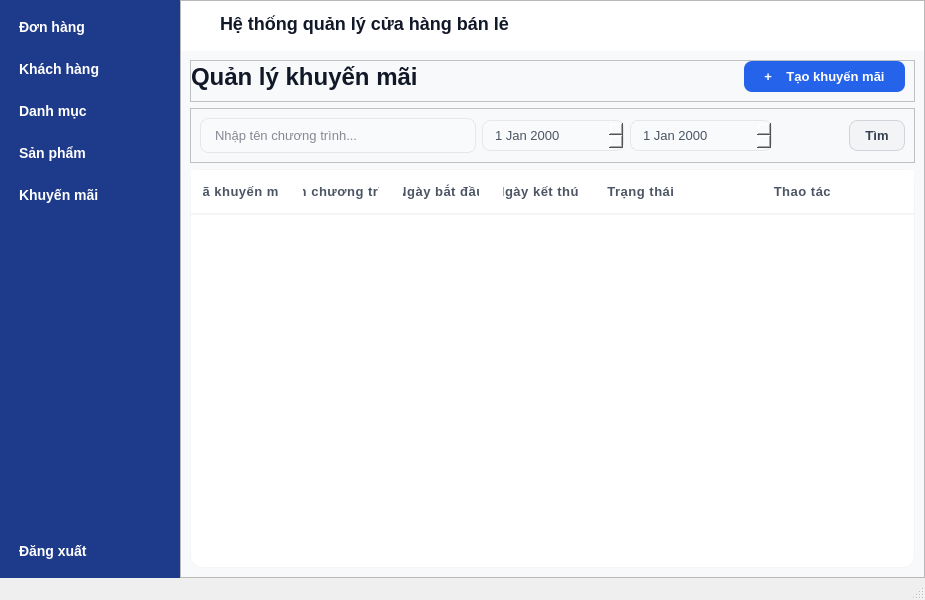
The window that ui/NhanVienBanHang/mainNVBH.ui (doandt0612/retail-store-management) describes before a commit, drawn with Qt 5.
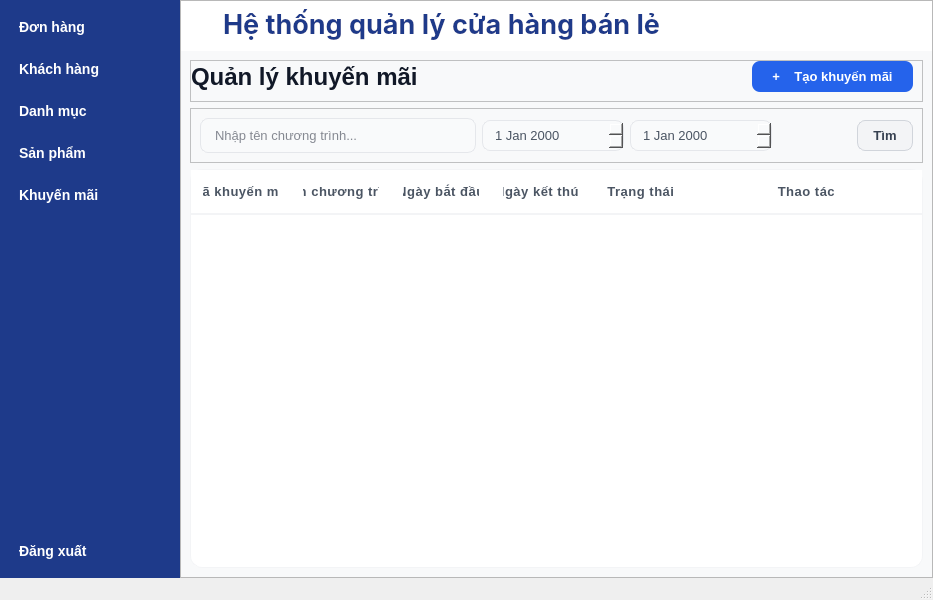
The same window after the commit.

Commit message: Sửa file ui

The edit to the form file:
```diff
--- a/ui/NhanVienBanHang/mainNVBH.ui
+++ b/ui/NhanVienBanHang/mainNVBH.ui
@@ -6,7 +6,7 @@
    <rect>
     <x>0</x>
     <y>0</y>
-    <width>922</width>
+    <width>933</width>
     <height>600</height>
    </rect>
   </property>
@@ -30,8 +30,8 @@
 
 /* CẤP 3: Tiêu đề ứng dụng (Hệ thống quản lý...) */
 QLabel#lblTenDeTai {
-    font-size: 18px;
-    font-weight: 600; /* Semi-bold giúp nó nổi bật nhưng không bằng tiêu đề trang */
+    font-size: 26px;
+    font-weight: bold; /* Semi-bold giúp nó nổi bật nhưng không bằng tiêu đề trang */
     color: #111827;
     padding-left: 20px;
 }
@@ -251,11 +251,19 @@
           </property>
           <item>
            <widget class="QLabel" name="lblTenDeTai">
+            <property name="font">
+             <font>
+              <family>Inter,Segoe UI,Arial,sans-serif</family>
+              <pointsize>-1</pointsize>
+              <weight>75</weight>
+              <bold>true</bold>
+             </font>
+            </property>
             <property name="styleSheet">
              <string notr="true">QLabel#lblTenDeTai {
-    font-size: 18px;       /* Tăng kích thước chữ */
-    font-weight: semi-bold;     /* In đậm */
-    color: #111827;        /* Màu đen tuyền nổi bật */
+    font-size: 27px;       /* Tăng kích thước chữ */
+    font-weight: bold;     /* In đậm */
+    color: #1e3a8a;        /* Màu đen tuyền nổi bật */
     padding-bottom: 5px;
 }</string>
             </property>
```
Left out of the diff: 4 changed lines with no effect on the pictures. The commit also changes 2 other files.
